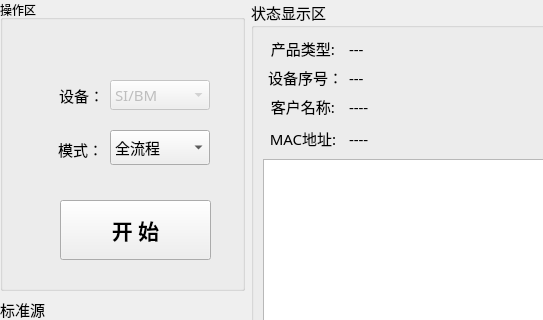
Before: the Qt Designer form PDU-MonitorDebug/home/home_workwid.ui in ChinaClever/PDU-MonitorDebug, drawn with Qt 5; both pictures show x 0 to 543 and y 0 to 320 of the 1002 by 447 pixel window.
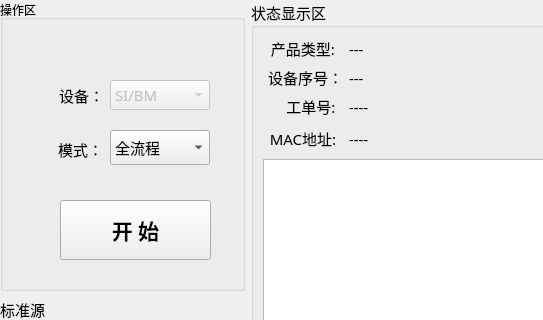
After: the same form once the commit is applied.

Diff of the .ui file:
```diff
--- a/PDU-MonitorDebug/home/home_workwid.ui
+++ b/PDU-MonitorDebug/home/home_workwid.ui
@@ -526,7 +526,7 @@
          </size>
         </property>
         <property name="text">
-         <string>客户名称:</string>
+         <string>    工单号:</string>
         </property>
         <property name="alignment">
          <set>Qt::AlignCenter</set>
```
Left out of the diff: 1 changed line with no effect on the pictures.
